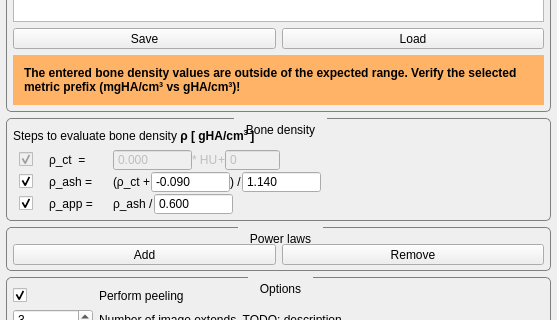
Old version of the form Plugins/ch.zhaw.materialmapping/src/internal/MaterialMappingViewControls.ui in the repository araex/mitk-gem; both pictures show x 0 to 557 and y 301 to 621 of the 557 by 1078 pixel window.
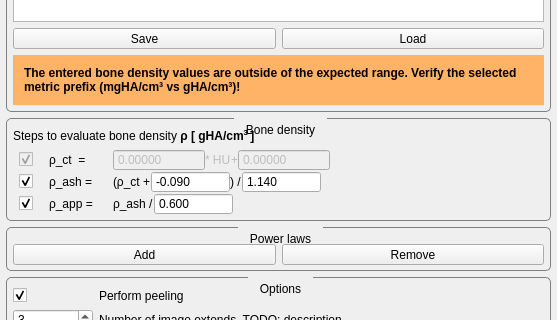
New version of the form. Custom widgets are drawn as their Qt base class.

Commit message: added additional decimals to rho_ct spin boxes

```diff
--- a/Plugins/ch.zhaw.materialmapping/src/internal/MaterialMappingViewControls.ui
+++ b/Plugins/ch.zhaw.materialmapping/src/internal/MaterialMappingViewControls.ui
@@ -772,7 +772,7 @@
                       <enum>QAbstractSpinBox::NoButtons</enum>
                      </property>
                      <property name="decimals">
-                      <number>3</number>
+                      <number>5</number>
                      </property>
                      <property name="minimum">
                       <double>-999999999.000000000000000</double>
@@ -817,7 +817,7 @@
                       <enum>QAbstractSpinBox::NoButtons</enum>
                      </property>
                      <property name="decimals">
-                      <number>0</number>
+                      <number>5</number>
                      </property>
                      <property name="minimum">
                       <double>-999999999.000000000000000</double>
```
